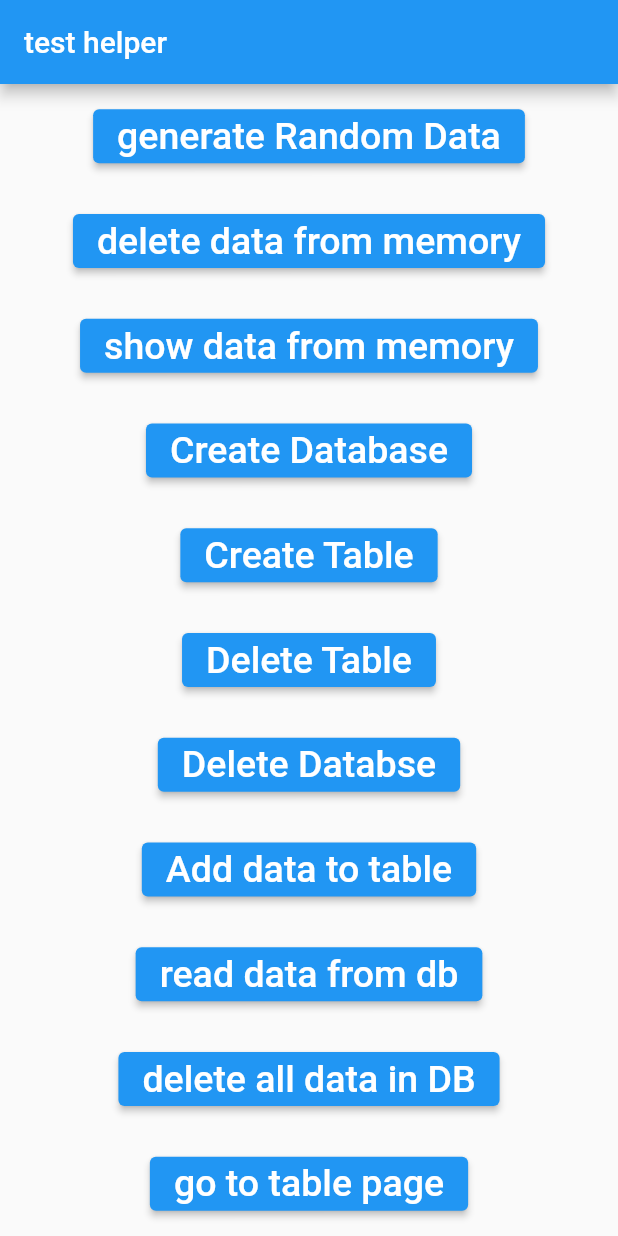
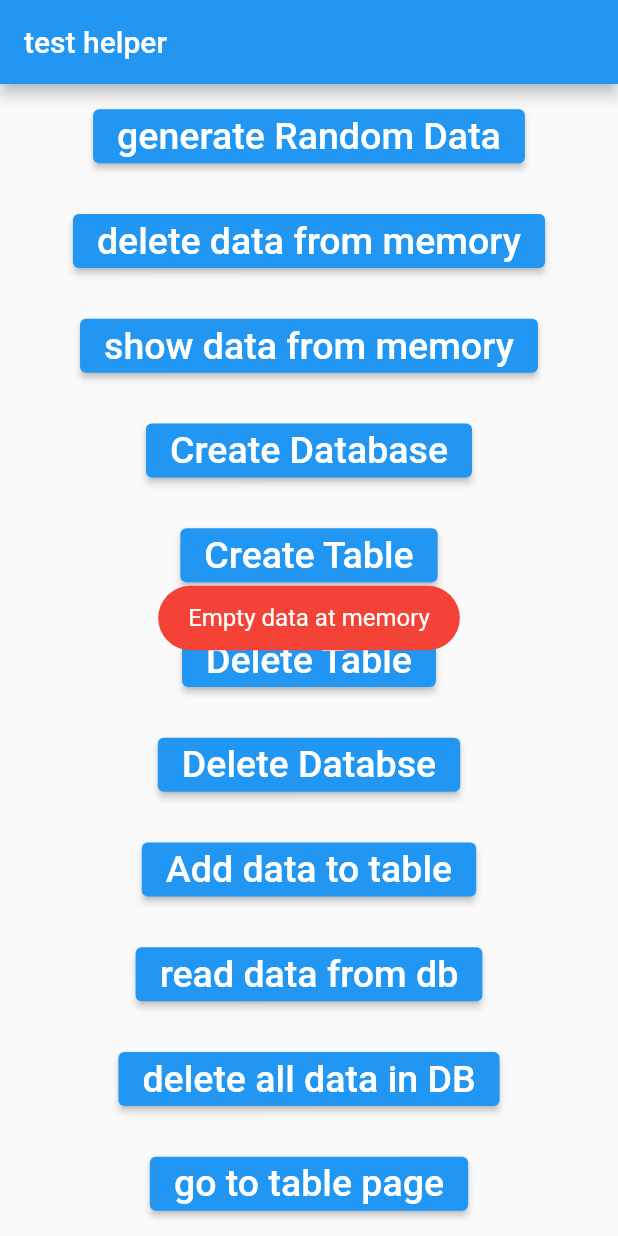
Before and after one commit to mhussin2008/generalSQFLite, a Flutter app: the testHelperHome screen opened directly, after a tap on "show data from memory", on a phone screen of 412 x 824 dp. Run offline on Flutter 3.47's test engine with Material 2 defaults, Android fonts, the phone set to English and light mode, and no system bars; our stand-ins replace fluttertoast, sqflite; missing offline and left inert: horizontal_data_table, word_generator; accounts and stored records are empty.

Commit message:
KPC office edit 5 25-9-2023

```diff
--- a/lib/dbHelper/testHelperHome.dart
+++ b/lib/dbHelper/testHelperHome.dart
@@ -1,6 +1,7 @@
 import 'package:flutter/material.dart';
 import 'package:generaldbase/dbHelper/tableViewerPage.dart';
 import 'package:generaldbase/dbHelper/theData.dart';
+import 'package:fluttertoast/fluttertoast.dart';
 
 class testHelperHome extends StatelessWidget {
   const testHelperHome({super.key});
@@ -89,10 +90,23 @@ class testHelperHome extends StatelessWidget {
   }
 
   void showDataFromMemory() {
-    myRecords.recordsList.forEach((element) {
+    if(myRecords.recordsList.isEmpty){
 
+      Fluttertoast.showToast(
+          msg: "Empty data at memory",
+          toastLength: Toast.LENGTH_SHORT,
+          gravity: ToastGravity.CENTER,
+          timeInSecForIosWeb: 1,
+          backgroundColor: Colors.red,
+          textColor: Colors.white,
+          fontSize: 16.0
+      );
+      print('empty data at memory');
+      return;
+    }
+    for (SingleRecord element in myRecords.recordsList) {
       print(element);
-    });
+    }
   }
 
 
--- a/pubspec.yaml
+++ b/pubspec.yaml
@@ -38,6 +38,7 @@ dependencies:
   horizontal_data_table: ^4.1.5
   sqflite: ^2.2.6
   word_generator: ^0.4.3
+  fluttertoast: ^8.2.2
 
 
 dev_dependencies:
```
Also changed, not shown: lib/dbHelper/SimpleTable.dart (+3 -16 lines), pubspec.lock.
